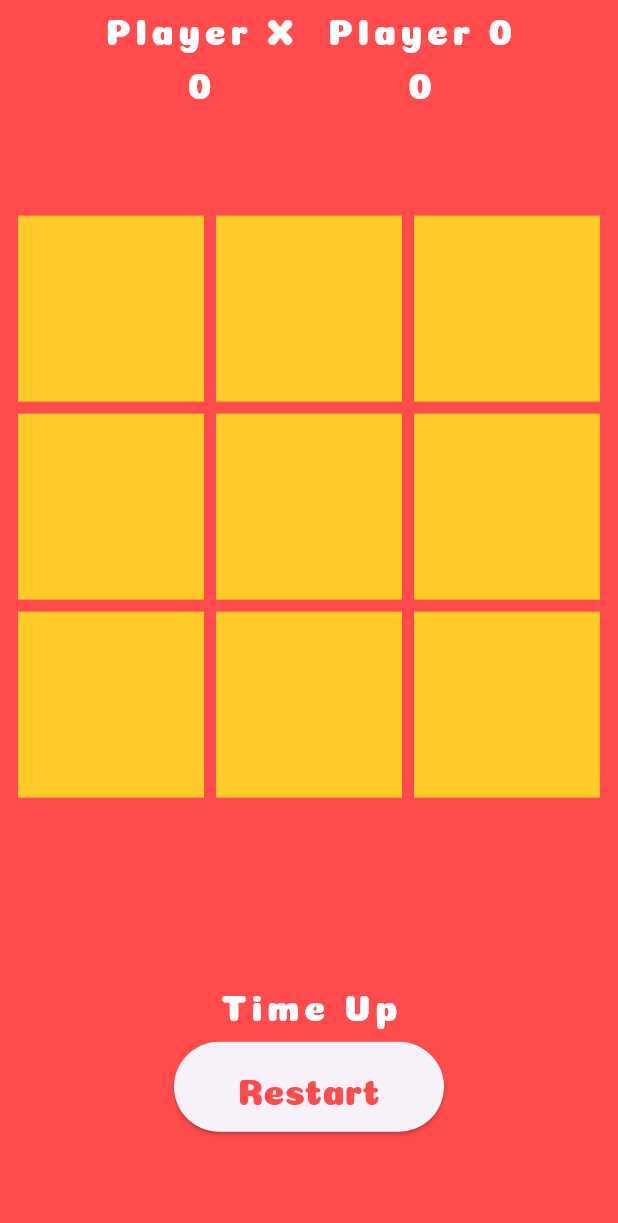
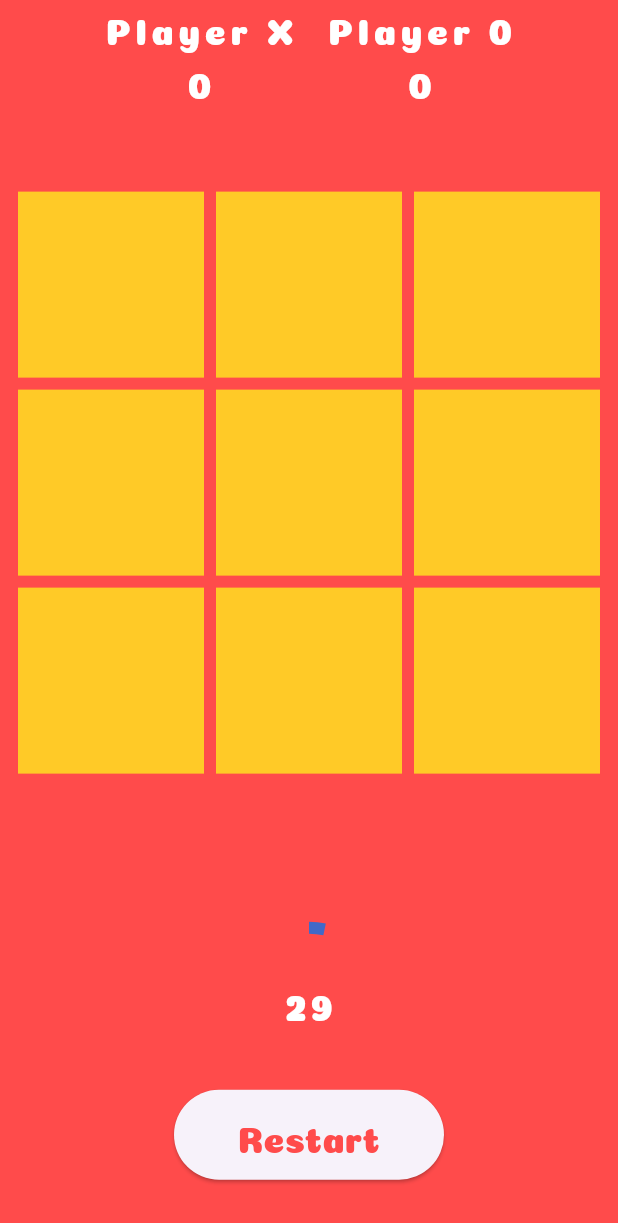
Before and after one commit to MuhammadUmer126/Flutter_TicTacToe_A, a Flutter app: the screen it shows after launch, after a tap on "Start Game", on a phone screen of 412 x 824 dp. Shown: the top 1223 px of the screen. Run offline on Flutter 3.47's test engine with Material 3 defaults, Android fonts, the phone set to English and light mode, and no system bars; drawn by our look-alikes of confetti.

```diff
--- a/lib/screens/tic_tac_toe.dart
+++ b/lib/screens/tic_tac_toe.dart
@@ -1,3 +1,4 @@
+import 'dart:async';
 import 'dart:math';
 
 import 'package:confetti/confetti.dart';
@@ -28,60 +29,82 @@ class _TicTacToeState extends State<TicTacToe> {
   String status = "";
   bool isGameOver = true;
   List<int> winnerBoxes = [];
+  final ConfettiController confettiController = ConfettiController();
+  int xScore = 0;
+  int yScore = 0;
+
+  Timer? timer;
+  static const int maxSconds = 30;
+  int seconds = maxSconds;
+
+  void startTimer() {
+    status = "";
+    timer = Timer.periodic(const Duration(seconds: 1), (timer) {
+      if (seconds > 0) {
+        seconds--;
+      } else {
+        timer?.cancel();
+        isGameOver = true;
+        status = "Time up";
+        seconds = maxSconds;
+      }
+      setState(() {});
+    });
+  }
+
+  void declareWinner(int a, int b, int c) {
+    status = "${boxesVal[a]} Wins";
+    isGameOver = true;
+    winnerBoxes.addAll([a, b, c]);
+    confettiController.play();
+    timer?.cancel();
+    if (boxesVal[a] == "X") {
+      xScore++;
+    } else {
+      yScore++;
+    }
+    Timer.periodic(const Duration(seconds: 5), (timer) {
+      confettiController.stop();
+    });
+  }
 
   void checkWinners() {
     if (boxesVal[0] != "" &&
         boxesVal[0] == boxesVal[1] &&
         boxesVal[0] == boxesVal[2]) {
-      status = "${boxesVal[0]} Wins";
-      isGameOver = true;
-      winnerBoxes.addAll([0, 1, 2]);
-      confettiController.play();
+      declareWinner(0, 1, 2);
     } else if (boxesVal[3] != "" &&
         boxesVal[3] == boxesVal[4] &&
         boxesVal[3] == boxesVal[5]) {
-      status = "${boxesVal[3]} Wins";
-      isGameOver = true;
-      winnerBoxes.addAll([3, 4, 5]);
+      declareWinner(3, 4, 5);
     } else if (boxesVal[6] != "" &&
         boxesVal[6] == boxesVal[7] &&
         boxesVal[6] == boxesVal[8]) {
-      status = "${boxesVal[6]} Wins";
-      isGameOver = true;
-      winnerBoxes.addAll([6, 7, 8]);
+      declareWinner(6, 7, 8);
     } else if (boxesVal[0] != "" &&
         boxesVal[0] == boxesVal[3] &&
         boxesVal[0] == boxesVal[6]) {
-      status = "${boxesVal[0]} Wins";
-      isGameOver = true;
-      winnerBoxes.addAll([0, 3, 6]);
+      declareWinner(0, 3, 6);
     } else if (boxesVal[1] != "" &&
         boxesVal[1] == boxesVal[4] &&
         boxesVal[1] == boxesVal[7]) {
-      status = "${boxesVal[1]} Wins";
-      isGameOver = true;
-      winnerBoxes.addAll([1, 4, 7]);
+      declareWinner(1, 4, 7);
     } else if (boxesVal[2] != "" &&
         boxesVal[2] == boxesVal[5] &&
         boxesVal[2] == boxesVal[8]) {
-      status = "${boxesVal[2]} Wins";
-      isGameOver = true;
-      winnerBoxes.addAll([2, 5, 8]);
+      declareWinner(2, 5, 8);
     } else if (boxesVal[0] != "" &&
         boxesVal[0] == boxesVal[4] &&
         boxesVal[0] == boxesVal[8]) {
-      status = "${boxesVal[0]} Wins";
-      isGameOver = true;
-      winnerBoxes.addAll([0, 4, 8]);
+      declareWinner(0, 4, 8);
     } else if (boxesVal[2] != "" &&
         boxesVal[2] == boxesVal[4] &&
         boxesVal[2] == boxesVal[6]) {
-      status = "${boxesVal[2]} Wins";
-      isGameOver = true;
-      winnerBoxes.addAll([2, 4, 6]);
+      declareWinner(2, 4, 6);
     } else if (boxesVal.every((e) => e != "")) {
       status = "Game Drawn";
       isGameOver = true;
+      timer?.cancel();
     }
   }
 
@@ -101,13 +124,13 @@ class _TicTacToeState extends State<TicTacToe> {
   }
 
   void startGame() {
+    seconds = maxSconds;
+    startTimer();
     winnerBoxes = [];
     isGameOver = false;
     boxesVal.fillRange(0, 9, "");
     setState(() {});
   }
-
-  final ConfettiController confettiController = ConfettiController();
 
   @override
   Widget build(BuildContext context) {
@@ -138,7 +161,7 @@ class _TicTacToeState extends State<TicTacToe> {
                           style: Theme.of(context).textTheme.titleMedium,
                         ),
                         Text(
-                          "0",
+                          xScore.toString(),
                           style: Theme.of(context).textTheme.titleMedium,
                         ),
                       ],
@@ -154,7 +177,7 @@ class _TicTacToeState extends State<TicTacToe> {
                           style: Theme.of(context).textTheme.titleMedium,
                         ),
                         Text(
-                          "0",
+                          yScore.toString(),
                           style: Theme.of(context).textTheme.titleMedium,
                         ),
                       ],
@@ -207,9 +230,27 @@ class _TicTacToeState extends State<TicTacToe> {
                 ),
 
                 //Bottom Section
-                Text(
-                  "Time Up",
-                  style: Theme.of(context).textTheme.titleMedium,
+                SizedBox(
+                  height: 100,
+                  width: 100,
+                  child: Stack(
+                    alignment: Alignment.center,
+                    fit: StackFit.expand,
+                    children: [
+                      CircularProgressIndicator(
+                        value: 1 - seconds / maxSconds,
+                        strokeWidth: 8,
+                        valueColor:
+                            AlwaysStoppedAnimation(AssetColors.accentColor),
+                      ),
+                      Center(
+                        child: Text(
+                          seconds.toString(),
+                          style: Theme.of(context).textTheme.titleMedium,
+                        ),
+                      ),
+                    ],
+                  ),
                 ),
                 Padding(
                   padding: const EdgeInsets.all(8.0),
```
Also changed, not shown: 44 other files.
